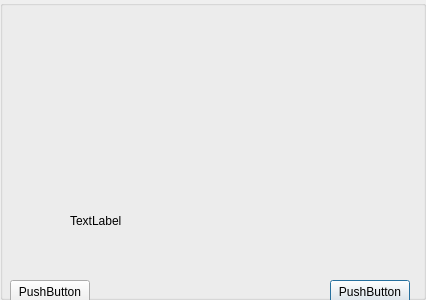
Old version of the form client/Forms/Reconnect/reconnect.ui in the repository sofinvalery/LMS.
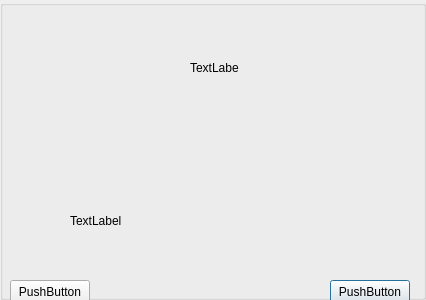
New version of the form.

Commit message: Updated reconnect window, potok adder

Patch:
```diff
--- a/client/Forms/Reconnect/reconnect.ui
+++ b/client/Forms/Reconnect/reconnect.ui
@@ -67,6 +67,19 @@
      <string>TextLabel</string>
     </property>
    </widget>
+   <widget class="QLabel" name="processLabel">
+    <property name="geometry">
+     <rect>
+      <x>190</x>
+      <y>60</y>
+      <width>49</width>
+      <height>16</height>
+     </rect>
+    </property>
+    <property name="text">
+     <string>TextLabel</string>
+    </property>
+   </widget>
   </widget>
  </widget>
  <resources/>
```
The commit also changes 5 other files.
